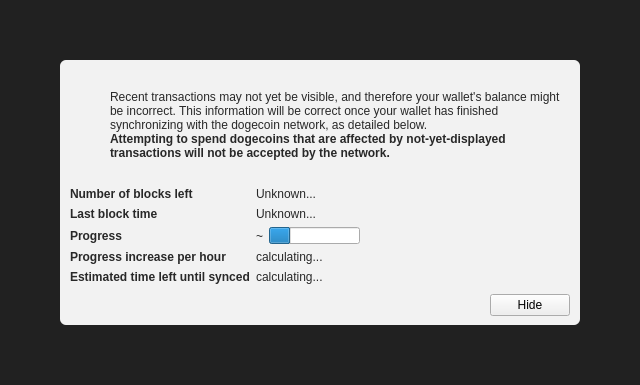
Old version of the form src/qt/forms/modaloverlay.ui in the repository TerminalEnd/eschaton.
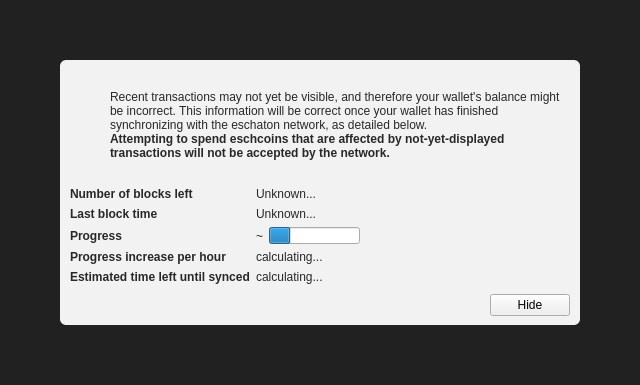
New version of the form. Icons and pictures are not drawn. Custom widgets are drawn as their Qt base class.

Commit message: Immanentize the ESCHATON

```diff
--- a/src/qt/forms/modaloverlay.ui
+++ b/src/qt/forms/modaloverlay.ui
@@ -130,7 +130,7 @@
              <item>
               <widget class="QLabel" name="infoText">
                <property name="text">
-                <string>Recent transactions may not yet be visible, and therefore your wallet's balance might be incorrect. This information will be correct once your wallet has finished synchronizing with the dogecoin network, as detailed below.</string>
+                <string>Recent transactions may not yet be visible, and therefore your wallet's balance might be incorrect. This information will be correct once your wallet has finished synchronizing with the eschaton network, as detailed below.</string>
                </property>
                <property name="textFormat">
                 <enum>Qt::RichText</enum>
@@ -149,7 +149,7 @@
                 </font>
                </property>
                <property name="text">
-                <string>Attempting to spend dogecoins that are affected by not-yet-displayed transactions will not be accepted by the network.</string>
+                <string>Attempting to spend eschcoins that are affected by not-yet-displayed transactions will not be accepted by the network.</string>
                </property>
                <property name="textFormat">
                 <enum>Qt::RichText</enum>
```
The commit also changes 285 other files.
